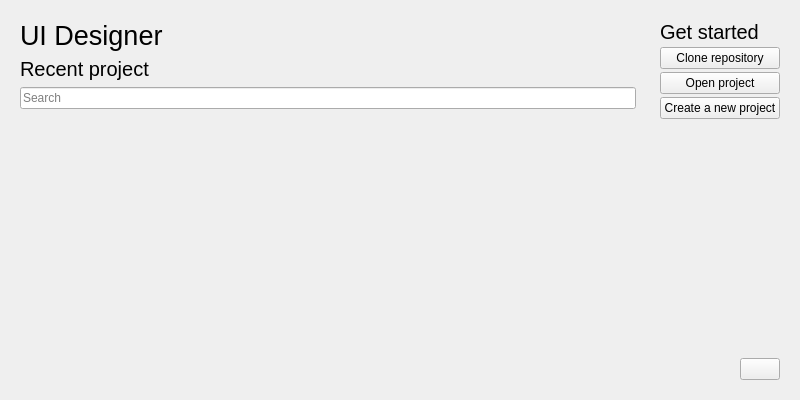
Above: projectselector.ui from javiercont97/embedded-ui-builder before the change. Below: the same form after it.
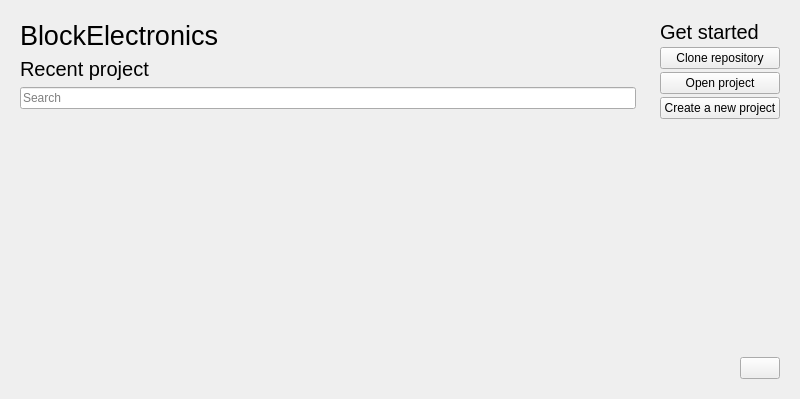
That is the form after the change.

What changed in the file:
```diff
--- a/projectselector.ui
+++ b/projectselector.ui
@@ -7,7 +7,7 @@
     <x>0</x>
     <y>0</y>
     <width>800</width>
-    <height>400</height>
+    <height>399</height>
    </rect>
   </property>
   <property name="sizePolicy">
@@ -52,7 +52,7 @@
          </font>
         </property>
         <property name="text">
-         <string>UI Designer</string>
+         <string>BlockElectronics</string>
         </property>
        </widget>
       </item>
```
